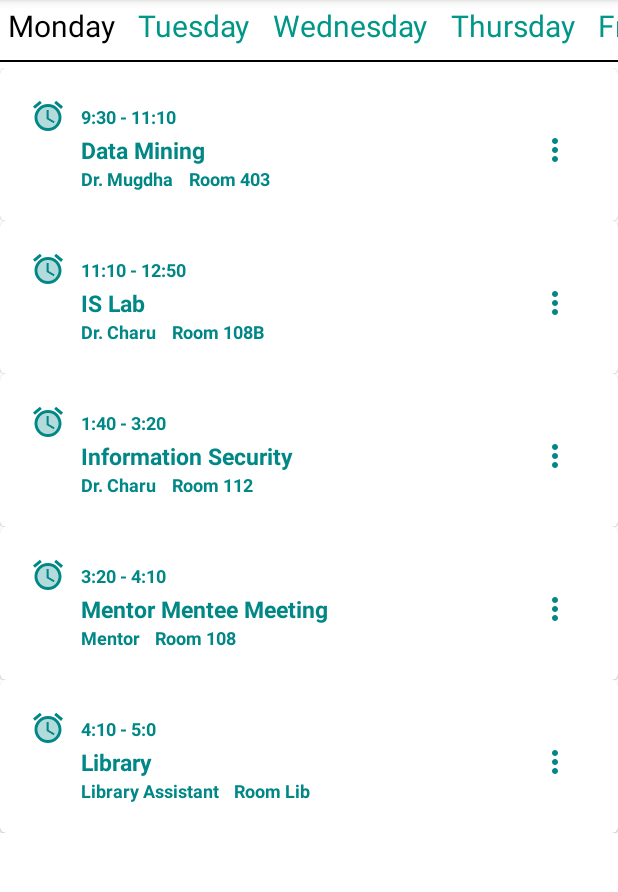
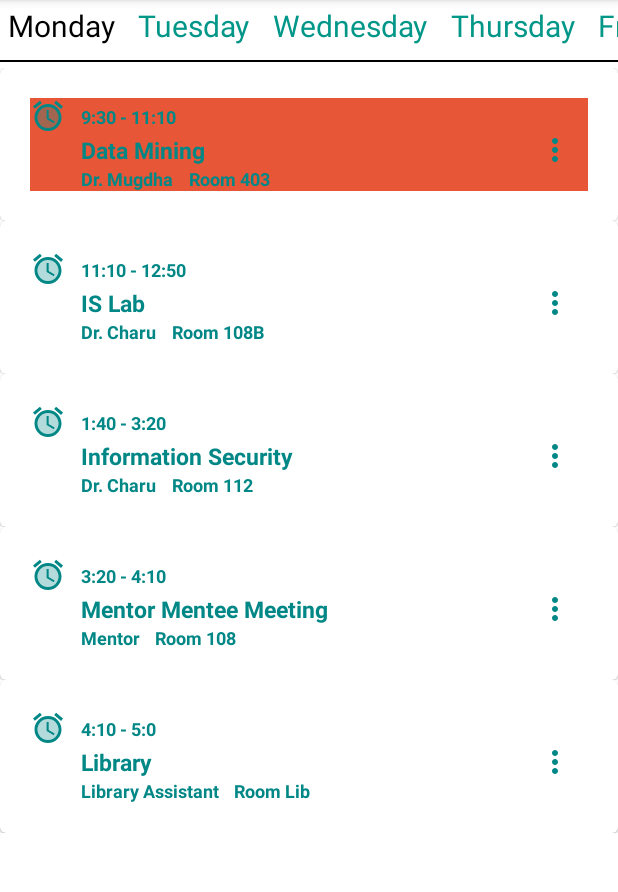
Before and after one commit to Shikharkannojia/TimeTab, an Android app: the TimeTable screen opened directly, with no data from a screen before it, after a tap on "Monday", on a phone screen of 412 x 824 dp, the part 84-976 px from its top. Run offline under Robolectric (Android 15) with nearby library versions, the phone set to English and light mode, and no system bars; our stand-ins replace Firebase (no records; nobody signed in at launch, a user with empty details on screens opened directly), Room's generated code.

Commit message:
Added indicators of current lecture and current day ~ akshay

```diff
--- a/app/src/main/java/com/bpitindia/myapplication/TimeTable.kt
+++ b/app/src/main/java/com/bpitindia/myapplication/TimeTable.kt
@@ -2,12 +2,15 @@ package com.bpitindia.myapplication
 
 import android.graphics.Color
 import android.os.Bundle
+import android.util.Log
 import android.view.View
 import android.widget.ArrayAdapter
 import android.widget.ListView
 import android.widget.TextView
+import android.widget.Toast
 import androidx.appcompat.app.AppCompatActivity
 import com.bpitindia.myapplication.ui.ui.fragments.*
+import java.time.LocalDate
 
 
 class TimeTable : AppCompatActivity() {
@@ -27,20 +30,74 @@ class TimeTable : AppCompatActivity() {
         thursday = findViewById(R.id.thursday)
         friday = findViewById(R.id.friday)
 
+
+        val today = "${LocalDate.now().dayOfWeek.name} is today!!! The ${LocalDate.now().dayOfWeek.value}th day"
+
+        Log.d("d/tag", today)
+
+        Toast.makeText(this, today, Toast.LENGTH_SHORT).show()
+
+
         if (savedInstanceState == null) {
-            monday.setTextColor(Color.BLACK)
+            monday.setTextColor(Color.parseColor("#009688"))
             tuesday.setTextColor(Color.parseColor("#009688"))
             wednesday.setTextColor(Color.parseColor("#009688"))
             thursday.setTextColor(Color.parseColor("#009688"))
             friday.setTextColor(Color.parseColor("#009688"))
 
+            //put a switch statement here to open the fragment of the day it is today in place
+            //1 - monday.....................6 - saturday
+            when(LocalDate.now().dayOfWeek.value) {
+                2 -> {
+                    monday.setTextColor(Color.parseColor("#009688"))
+                    tuesday.setTextColor(Color.BLACK)
+                    wednesday.setTextColor(Color.parseColor("#009688"))
+                    thursday.setTextColor(Color.parseColor("#009688"))
+                    friday.setTextColor(Color.parseColor("#009688"))
 
-            //put a switch statement here to open the fragment of the day it is today in place
-            //of line 42, 43
+                    supportFragmentManager.beginTransaction().replace(R.id.frame, Tuesday()).commit()
+                }
 
+                3 -> {
+                    monday.setTextColor(Color.parseColor("#009688"))
+                    wednesday.setTextColor(Color.BLACK)
+                    tuesday.setTextColor(Color.parseColor("#009688"))
+                    thursday.setTextColor(Color.parseColor("#009688"))
+                    friday.setTextColor(Color.parseColor("#009688"))
 
-            supportFragmentManager.beginTransaction()
-                .replace(R.id.frame, Monday()).commit()
+                    supportFragmentManager.beginTransaction().replace(R.id.frame, Wednesday()).commit()
+                }
+
+                4 -> {
+                    monday.setTextColor(Color.parseColor("#009688"))
+                    thursday.setTextColor(Color.BLACK)
+                    wednesday.setTextColor(Color.parseColor("#009688"))
+                    tuesday.setTextColor(Color.parseColor("#009688"))
+                    friday.setTextColor(Color.parseColor("#009688"))
+
+                    supportFragmentManager.beginTransaction().replace(R.id.frame, Thursday()).commit()
+                }
+
+                5 -> {
+                    monday.setTextColor(Color.parseColor("#009688"))
+                    friday.setTextColor(Color.BLACK)
+                    wednesday.setTextColor(Color.parseColor("#009688"))
+                    thursday.setTextColor(Color.parseColor("#009688"))
+                    tuesday.setTextColor(Color.parseColor("#009688"))
+
+                    supportFragmentManager.beginTransaction().replace(R.id.frame, Friday()).commit()
+                }
+
+                else -> {
+                    tuesday.setTextColor(Color.parseColor("#009688"))
+                    monday.setTextColor(Color.BLACK)
+                    wednesday.setTextColor(Color.parseColor("#009688"))
+                    thursday.setTextColor(Color.parseColor("#009688"))
+                    friday.setTextColor(Color.parseColor("#009688"))
+
+                    supportFragmentManager.beginTransaction().replace(R.id.frame, Monday()).commit()
+                }
+            }
         }
 
         monday.setTextColor(Color.BLACK)
--- a/app/src/main/java/com/bpitindia/myapplication/recyclerview/MainRecyclerView.kt
+++ b/app/src/main/java/com/bpitindia/myapplication/recyclerview/MainRecyclerView.kt
@@ -2,6 +2,7 @@ package com.bpitindia.myapplication.recyclerview
 
 import android.content.Context
 import android.content.Intent
+import android.graphics.Color
 import android.view.LayoutInflater
 import android.view.View
 import android.view.ViewGroup
@@ -13,12 +14,14 @@ import androidx.recyclerview.widget.RecyclerView
 import com.bpitindia.myapplication.ActivityLeave
 import com.bpitindia.myapplication.R
 import com.bpitindia.myapplication.entity.Period
+import com.bpitindia.myapplication.utils.Helpers
+import java.time.LocalTime
 
 class MainRecyclerAdapter(
     val context: Context,
     private val itemList: List<Period>
 ) : RecyclerView.Adapter<MainRecyclerAdapter.MainViewHolder>() {
-    private var timeInMillis: Long = 0L
+    private var currentTime = LocalTime.now()
     class MainViewHolder(view: View) : RecyclerView.ViewHolder(view) {
 //        var recyclerHome: RecyclerView = view.findViewById(R.id.recyclerRecyclerView)
         lateinit var layoutManager: RecyclerView.LayoutManager
@@ -47,10 +50,14 @@ class MainRecyclerAdapter(
         holder.room.text = "Room ${subject.room}"
         holder.time.text = "${subject.startTime.hour}:${subject.startTime.minute} - ${subject.endTime.hour}:${subject.endTime.minute}"
 
-//        holder.name.text = itemList[position].name
-//        holder.teacher.text = itemList[position].teacher
-//        holder.room.text = "Room ${itemList[position].room}"
-//        holder.time.text = itemList[position].time
+        val startTime = subject.startTime
+        val endTime = subject.endTime
+
+        if(Helpers().isCurrentTimeBetween(startTime, endTime, currentTime))
+            holder.lectureView.setBackgroundColor(Color.parseColor("#FAE75433"))
+
+
+
 
         holder.lectureView.setOnClickListener {
             val intent = Intent(context, ActivityLeave::class.java)
--- /dev/null
+++ b/app/src/main/java/com/bpitindia/myapplication/utils/Helpers.kt
@@ -0,0 +1,13 @@
+package com.bpitindia.myapplication.utils
+
+import java.time.LocalTime
+
+class Helpers {
+
+    fun isCurrentTimeBetween(startTime : LocalTime,
+                             endTime: LocalTime,
+                             currentTime: LocalTime) : Boolean {
+        return currentTime.isAfter(startTime) && currentTime.isBefore(endTime)
+    }
+
+}
--- a/app/src/main/res/layout/item_lecture.xml
+++ b/app/src/main/res/layout/item_lecture.xml
@@ -1,5 +1,6 @@
 <?xml version="1.0" encoding="utf-8"?>
-<androidx.constraintlayout.widget.ConstraintLayout xmlns:android="http://schemas.android.com/apk/res/android"
+<androidx.constraintlayout.widget.ConstraintLayout
+    xmlns:android="http://schemas.android.com/apk/res/android"
     android:layout_width="match_parent"
     android:layout_height="wrap_content"
     xmlns:app="http://schemas.android.com/apk/res-auto">
```
